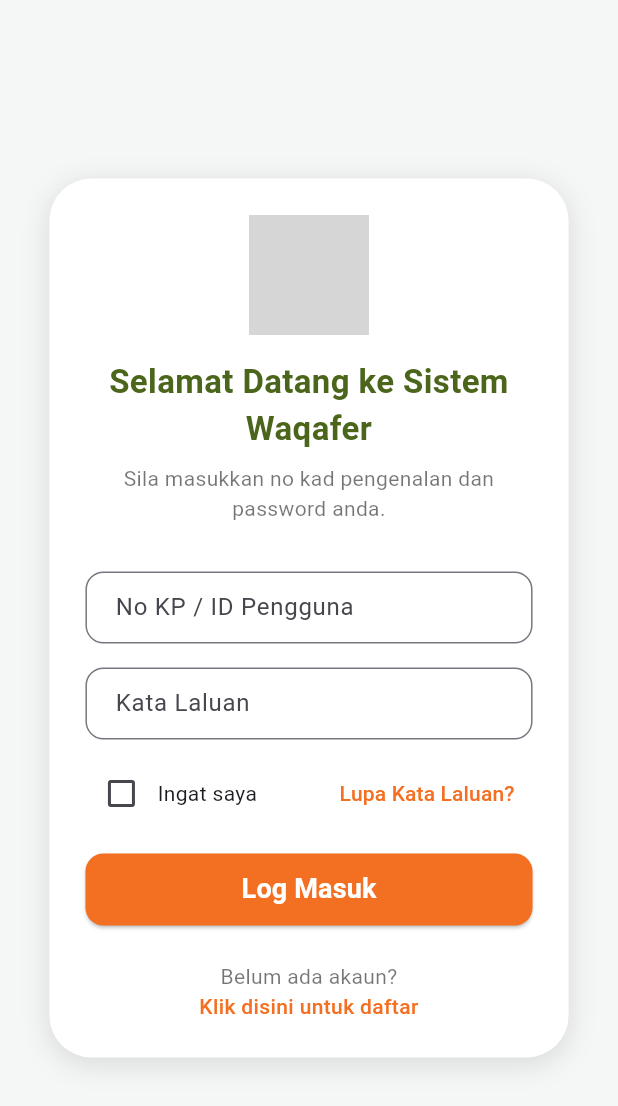
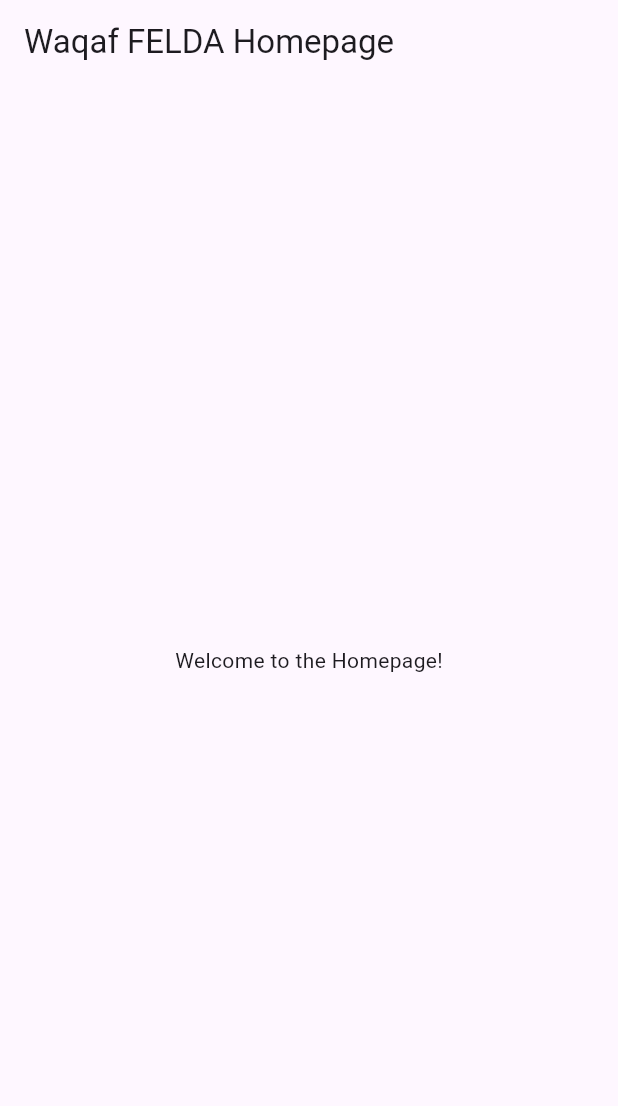
Before and after one commit to adamnymy/waqaffelda_apk, a Flutter app: the screen it shows after launch, after a tap on "Log Masuk", on a phone screen of 412 x 824 dp. Shown: the top 1106 px of the screen. Run offline on Flutter 3.47's test engine with Material 3 defaults, Android fonts, the phone set to English and light mode, and no system bars; our stand-ins replace webview_flutter; grey boxes are pictures that could not be loaded.

Commit message:
create homepage and navbar

```diff
--- a/lib/auth/login_page.dart
+++ b/lib/auth/login_page.dart
@@ -1,5 +1,6 @@
 import 'package:flutter/material.dart';
 import 'package:webview_flutter/webview_flutter.dart';
+import '../home page/homepage.dart'; // Import the Homepage
 
 class LoginPage extends StatefulWidget {
   const LoginPage({Key? key}) : super(key: key);
@@ -126,7 +127,13 @@
                         ),
                       ),
                       onPressed: () {
-                        // TODO: Handle login
+                        // Navigate to Homepage
+                        Navigator.pushReplacement(
+                          context,
+                          MaterialPageRoute(
+                            builder: (context) => const Homepage(),
+                          ),
+                        );
                       },
                       child: const Text(
                         'Log Masuk',
--- /dev/null
+++ b/lib/home page/homepage.dart
@@ -0,0 +1,13 @@
+import 'package:flutter/material.dart';
+
+class Homepage extends StatelessWidget {
+  const Homepage({Key? key}) : super(key: key);
+
+  @override
+  Widget build(BuildContext context) {
+    return Scaffold(
+      appBar: AppBar(title: const Text('Waqaf FELDA Homepage')),
+      body: const Center(child: Text('Welcome to the Homepage!')),
+    );
+  }
+}
```
Also changed, not shown: lib/navbar.dart (added).
